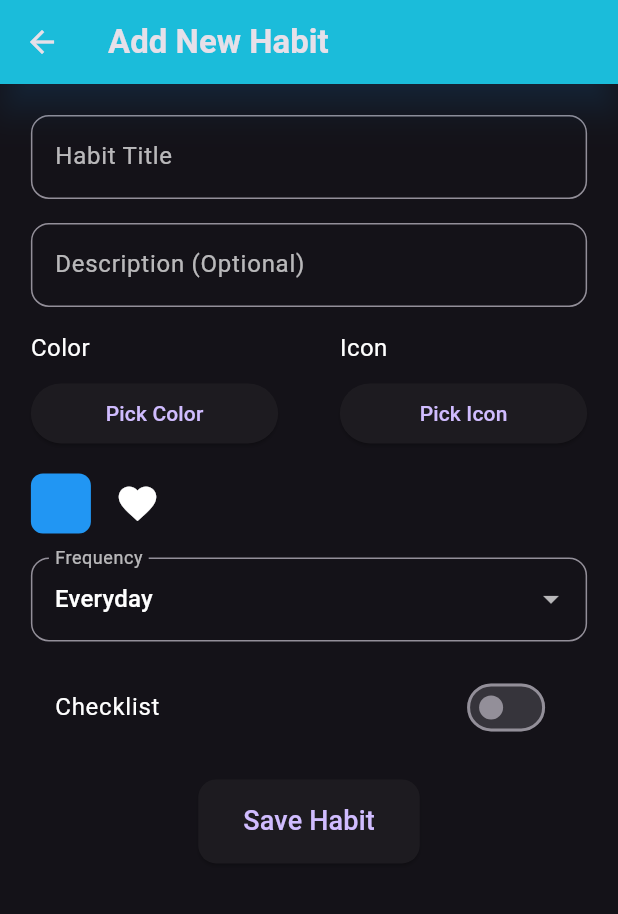
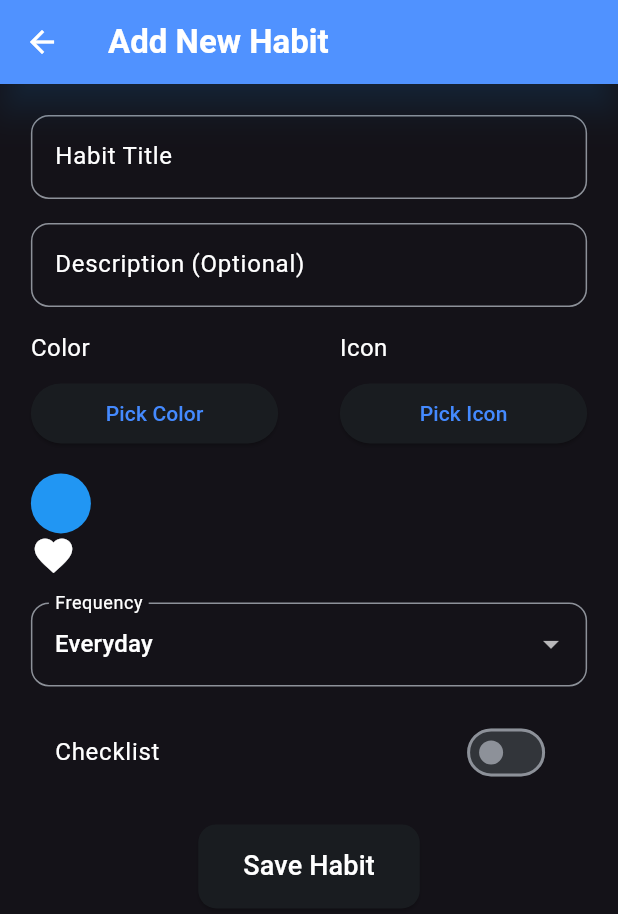
Before and after one commit to sajidbaba1/Habit-Tracker-App, a Flutter app: the screen it shows after launch, after a tap on the "add" icon, on a phone screen of 412 x 824 dp. Shown: the top 914 px of the screen. Run offline on Flutter 3.47's test engine with Material 3 defaults, Android fonts, the phone set to English and light mode, and no system bars; our stand-ins replace flutter_colorpicker, rxdart, sqflite; accounts and stored records are empty.

Commit message:
second commit

```diff
--- a/lib/database_helper.dart
+++ b/lib/database_helper.dart
@@ -1,5 +1,4 @@
 import 'package:sqflite/sqflite.dart';
-import 'package:path_provider/path_provider.dart';
 import 'package:path/path.dart';
 
 class DatabaseHelper {
@@ -10,18 +9,15 @@ class DatabaseHelper {
 
   Future<Database> get database async {
     if (_database != null) return _database!;
-    try {
     _database = await _initDB('habits.db');
     return _database!;
-    } catch (e) {
-      rethrow;
-    }
   }
 
-  Future<Database> _initDB(String fileName) async {
-    final directory = await getApplicationDocumentsDirectory();
-    final path = join(directory.path, fileName);
-    return await openDatabase(path, version: 1, onCreate: _createDB, onUpgrade: _onUpgrade);
+  Future<Database> _initDB(String filePath) async {
+    final dbPath = await getDatabasesPath();
+    final path = join(dbPath, filePath);
+
+    return await openDatabase(path, version: 1, onCreate: _createDB);
   }
 
   Future _createDB(Database db, int version) async {
@@ -33,17 +29,10 @@ class DatabaseHelper {
       color INTEGER NOT NULL,
       icon INTEGER NOT NULL,
       frequency TEXT NOT NULL,
-        streak INTEGER NOT NULL DEFAULT 0,
-        completion_log TEXT NOT NULL DEFAULT '[]',
-        checklistEnabled INTEGER NOT NULL DEFAULT 0
+      streak INTEGER NOT NULL,
+      completion_log TEXT NOT NULL
     )
     ''');
-  }
-
-  Future _onUpgrade(Database db, int oldVersion, int newVersion) async {
-    if (oldVersion < 1) {
-      await db.execute('ALTER TABLE habits ADD COLUMN checklistEnabled INTEGER NOT NULL DEFAULT 0');
-    }
   }
 
   Future<int> insertHabit(Map<String, dynamic> habit) async {
@@ -51,19 +40,24 @@ class DatabaseHelper {
     return await db.insert('habits', habit);
   }
 
+  Future<int> updateHabit(int id, Map<String, dynamic> habit) async {
+    final db = await database;
+    return await db.update('habits', habit, where: 'id = ?', whereArgs: [id]);
+  }
+
   Future<List<Map<String, dynamic>>> getHabits() async {
     final db = await database;
-    return await db.query('habits', orderBy: 'id DESC');
+    return await db.query('habits');
   }
 
-  Future<int> updateHabit(int id, Map<String, dynamic> updates) async {
+  Future<int> deleteHabit(int id) async {
     final db = await database;
-    return await db.update('habits', updates, where: 'id = ?', whereArgs: [id]);
+    return await db.delete('habits', where: 'id = ?', whereArgs: [id]);
   }
 
-  Future<Map<String, dynamic>> getHabit(int id) async {
+  Future close() async {
     final db = await database;
-    final result = await db.query('habits', where: 'id = ?', whereArgs: [id], limit: 1);
-    return result.isNotEmpty ? result.first : {};
+    _database = null;
+    await db.close();
   }
 }
--- a/lib/main.dart
+++ b/lib/main.dart
@@ -24,6 +24,31 @@ class MyApp extends StatelessWidget {
             theme: ThemeData(
               colorScheme: ColorScheme.fromSeed(
                 seedColor: Colors.blue,
+                brightness: Brightness.light,
+                primary: Colors.blueAccent,
+                onPrimary: Colors.black,
+                secondary: Colors.tealAccent,
+                onSecondary: Colors.black,
+                surface: Colors.white,
+                onSurface: Colors.black87,
+              ),
+              useMaterial3: true,
+              textTheme: const TextTheme(
+                headlineLarge: TextStyle(color: Colors.black87, fontWeight: FontWeight.bold),
+                bodyLarge: TextStyle(color: Colors.black54),
+              ),
+              elevatedButtonTheme: ElevatedButtonThemeData(
+                style: ElevatedButton.styleFrom(
+                  foregroundColor: Colors.black87,
+                  backgroundColor: Colors.blueAccent,
+                  elevation: 8,
+                  shadowColor: Colors.blue.withOpacity(0.5),
+                ),
+              ),
+            ),
+            darkTheme: ThemeData.dark(useMaterial3: true).copyWith(
+              colorScheme: ColorScheme.fromSeed(
+                seedColor: Colors.blue,
                 brightness: Brightness.dark,
                 primary: Colors.blueAccent,
                 onPrimary: Colors.white,
@@ -32,21 +57,11 @@ class MyApp extends StatelessWidget {
                 surface: Colors.grey[900],
                 onSurface: Colors.white,
               ),
-              useMaterial3: true,
               textTheme: const TextTheme(
                 headlineLarge: TextStyle(color: Colors.white, fontWeight: FontWeight.bold),
                 bodyLarge: TextStyle(color: Colors.white70),
               ),
-              elevatedButtonTheme: ElevatedButtonThemeData(
-                style: ElevatedButton.styleFrom(
-                  foregroundColor: Colors.white,
-                  backgroundColor: Colors.blueAccent,
-                  elevation: 8,
-                  shadowColor: Colors.blue.withOpacity(0.5),
-                ),
-              ),
             ),
-            darkTheme: ThemeData.dark(useMaterial3: true),
             themeMode: habitProvider.isDarkMode ? ThemeMode.dark : ThemeMode.light,
             home: const HomeScreen(),
           );
--- a/lib/screens/add_habit_screen.dart
+++ b/lib/screens/add_habit_screen.dart
@@ -2,7 +2,6 @@ import 'package:flutter/material.dart';
 import 'package:flutter_colorpicker/flutter_colorpicker.dart';
 import 'package:provider/provider.dart';
 import 'package:habit_tracker_app/providers/habit_provider.dart';
-import 'package:animations/animations.dart';
 
 class AddHabitScreen extends StatefulWidget {
   const AddHabitScreen({super.key});
@@ -19,31 +18,53 @@ class _AddHabitScreenState extends State<AddHabitScreen> {
   String _frequency = 'Everyday';
   bool _checklistEnabled = false;
   Map<String, dynamic>? _editingHabit;
+  final _formKey = GlobalKey<FormState>(); // Add form key for validation
+
+  @override
+  void initState() {
+    super.initState();
+    _titleController.addListener(() => setState(() {})); // Update state on text change
+    _descController.addListener(() => setState(() {})); // Update state on text change
+  }
 
   @override
   void didChangeDependencies() {
     super.didChangeDependencies();
     final args = ModalRoute.of(context)?.settings.arguments as Map<String, dynamic>?;
-    if (args != null) {
+    if (args != null && mounted) {
       _editingHabit = args;
       _titleController.text = args['title'] ?? '';
       _descController.text = args['description'] ?? '';
       _selectedColor = Color(args['color'] ?? Colors.blue.value);
-      _selectedIcon = IconData(args['icon'] ?? Icons.favorite.codePoint, fontFamily: 'MaterialIcons');
+      _selectedIcon = IconData(args['icon'] ?? Icons.favorite.codePoint);
       _frequency = args['frequency'] ?? 'Everyday';
-      _checklistEnabled = (args['checklistEnabled'] as int?)?.toInt() == 1; // Convert int to bool
+      _checklistEnabled = args['checklistEnabled'] ?? false;
+      setState(() {}); // Force UI update with initial values
     }
+  }
+
+  @override
+  void dispose() {
+    _titleController.dispose();
+    _descController.dispose();
+    super.dispose();
   }
 
   final List<Color> _colorOptions = [
     Colors.blue, Colors.red, Colors.green, Colors.yellow, Colors.purple,
     Colors.orange, Colors.pink, Colors.teal, Colors.indigo, Colors.brown,
+    Colors.cyan, Colors.amber, Colors.lime, Colors.deepPurple, Colors.deepOrange,
+    Colors.lightGreen, Colors.blueGrey, Colors.black, Colors.white70, Colors.grey,
   ];
 
   final List<IconData> _iconOptions = [
     Icons.favorite, Icons.book, Icons.lightbulb_outline, Icons.cake,
     Icons.run_circle, Icons.music_note, Icons.camera, Icons.star,
-    Icons.local_dining, Icons.fitness_center,
+    Icons.local_dining, Icons.fitness_center, Icons.spa, Icons.local_drink,
+    Icons.local_florist, Icons.local_library, Icons.local_movies, Icons.local_phone,
+    Icons.local_pizza, Icons.local_play, Icons.local_post_office, Icons.local_taxi,
+    Icons.lock, Icons.mail, Icons.map, Icons.menu_book, Icons.mic, Icons.movie,
+    Icons.palette, Icons.pets, Icons.phone, Icons.photo, Icons.play_arrow,
   ];
 
   void _openColorPicker() {
@@ -52,16 +73,22 @@ class _AddHabitScreenState extends State<AddHabitScreen> {
       builder: (context) => AlertDialog(
         title: const Text('Pick a Color', style: TextStyle(fontWeight: FontWeight.bold)),
         content: SingleChildScrollView(
-          child: BlockPicker(
+          child: ColorPicker(
             pickerColor: _selectedColor,
-            onColorChanged: (color) => setState(() => _selectedColor = color),
-            availableColors: _colorOptions,
+            onColorChanged: (color) {
+              setState(() => _selectedColor = color);
+            },
+            showLabel: true,
+            pickerAreaHeightPercent: 0.8,
           ),
         ),
         actions: [
           TextButton(
             child: const Text('Done', style: TextStyle(color: Colors.blueAccent)),
-            onPressed: () => Navigator.pop(context),
+            onPressed: () {
+              setState(() {}); // Ensure state is updated
+              Navigator.pop(context);
+            },
           ),
         ],
       ),
@@ -87,12 +114,6 @@ class _AddHabitScreenState extends State<AddHabitScreen> {
             )).toList(),
           ),
         ),
-        actions: [
-          TextButton(
-            child: const Text('Done', style: TextStyle(color: Colors.blueAccent)),
-            onPressed: () => Navigator.pop(context),
-          ),
-        ],
       ),
     );
   }
@@ -104,31 +125,34 @@ class _AddHabitScreenState extends State<AddHabitScreen> {
 
     return Scaffold(
       appBar: AppBar(
-        title: Text(_editingHabit != null ? 'Edit Habit' : 'Add New Habit', style: const TextStyle(fontWeight: FontWeight.bold)),
-        backgroundColor: Colors.cyan, // Changed to navy blue
+        title: Text(_editingHabit?.isNotEmpty ?? false ? 'Edit Habit' : 'Add New Habit', style: TextStyle(fontWeight: FontWeight.bold, color: Theme.of(context).colorScheme.onPrimary)),
+        backgroundColor: Theme.of(context).colorScheme.primary,
         elevation: 10,
         shadowColor: Colors.blue.withOpacity(0.3),
       ),
-      body: SingleChildScrollView(
+      body: Form(
+        key: _formKey,
+        child: SingleChildScrollView(
           padding: EdgeInsets.all(screenWidth * 0.05),
           child: Column(
             crossAxisAlignment: CrossAxisAlignment.start,
             children: [
-            TextField(
+              TextFormField(
                 controller: _titleController,
                 decoration: InputDecoration(
                   labelText: 'Habit Title',
-                labelStyle: const TextStyle(color: Colors.white70),
-                border: OutlineInputBorder(borderRadius: BorderRadius.circular(12)),
+                  labelStyle: TextStyle(color: Theme.of(context).colorScheme.onSurface),
+                  border: OutlineInputBorder(borderRadius: BorderRadius.circular(12), borderSide: BorderSide(color: Theme.of(context).colorScheme.primary)),
                 ),
+                validator: (value) => value?.isEmpty ?? true ? 'Please enter a habit title' : null,
               ),
               const SizedBox(height: 16.0),
-            TextField(
+              TextFormField(
                 controller: _descController,
                 decoration: InputDecoration(
                   labelText: 'Description (Optional)',
-                labelStyle: const TextStyle(color: Colors.white70),
-                border: OutlineInputBorder(borderRadius: BorderRadius.circular(12)),
+                  labelStyle: TextStyle(color: Theme.of(context).colorScheme.onSurface),
+                  border: OutlineInputBorder(borderRadius: BorderRadius.circular(12), borderSide: BorderSide(color: Theme.of(context).colorScheme.primary)),
                 ),
               ),
               const SizedBox(height: 16.0),
@@ -138,17 +162,13 @@ class _AddHabitScreenState extends State<AddHabitScreen> {
                   Column(
                     crossAxisAlignment: CrossAxisAlignment.start,
                     children: [
-                    const Text('Color', style: TextStyle(fontSize: 16, color: Colors.white)),
+                      Text('Color', style: TextStyle(fontSize: 16, color: Theme.of(context).colorScheme.onSurface)),
                       const SizedBox(height: 8.0),
-                    AnimatedScale(
-                      duration: const Duration(milliseconds: 200),
-                      scale: 1.0,
-                      child: SizedBox(
+                      SizedBox(
                         width: screenWidth * 0.4,
                         child: ElevatedButton(
                           onPressed: _openColorPicker,
                           child: const Text('Pick Color'),
-                        ),
                         ),
                       ),
                     ],
@@ -156,17 +176,13 @@ class _AddHabitScreenState extends State<AddHabitScreen> {
                   Column(
                     crossAxisAlignment: CrossAxisAlignment.start,
                     children: [
-                    const Text('Icon', style: TextStyle(fontSize: 16, color: Colors.white)),
+                      Text('Icon', style: TextStyle(fontSize: 16, color: Theme.of(context).colorScheme.onSurface)),
                       const SizedBox(height: 8.0),
-                    AnimatedScale(
-                      duration: const Duration(milliseconds: 200),
-                      scale: 1.0,
-                      child: SizedBox(
+                      SizedBox(
                         width: screenWidth * 0.4,
                         child: ElevatedButton(
                           onPressed: _openIconPicker,
                           child: const Text('Pick Icon'),
-                        ),
                         ),
                       ),
                     ],
@@ -174,94 +190,77 @@ class _AddHabitScreenState extends State<AddHabitScreen> {
                 ],
               ),
               const SizedBox(height: 16.0),
-            Row(
-              children: [
-                Container(
-                  width: 40,
-                  height: 40,
-                  decoration: BoxDecoration(
-                    color: _selectedColor,
-                    borderRadius: BorderRadius.circular(8),
-                  ),
-                ),
-                const SizedBox(width: 16.0),
-                Icon(_selectedIcon, size: 30, color: Colors.white),
-              ],
-            ),
+              CircleAvatar(backgroundColor: _selectedColor, radius: 20),
+              Icon(_selectedIcon, size: 30, color: Theme.of(context).colorScheme.onSurface),
               const SizedBox(height: 16.0),
               DropdownButtonFormField<String>(
                 value: _frequency,
                 items: ['Everyday', 'Specific days', 'Monthly', 'Custom']
-                  .map((value) => DropdownMenuItem(value: value, child: Text(value, style: const TextStyle(color: Colors.white))))
+                    .map((value) => DropdownMenuItem(value: value, child: Text(value, style: TextStyle(color: Theme.of(context).colorScheme.onSurface))))
                     .toList(),
                 onChanged: (newValue) => setState(() => _frequency = newValue!),
                 decoration: InputDecoration(
                   labelText: 'Frequency',
-                labelStyle: const TextStyle(color: Colors.white70),
-                border: OutlineInputBorder(borderRadius: BorderRadius.circular(12)),
+                  labelStyle: TextStyle(color: Theme.of(context).colorScheme.onSurface),
+                  border: OutlineInputBorder(borderRadius: BorderRadius.circular(12), borderSide: BorderSide(color: Theme.of(context).colorScheme.primary)),
                 ),
                 dropdownColor: Theme.of(context).colorScheme.surface,
               ),
               const SizedBox(height: 16.0),
               SwitchListTile(
-              title: const Text('Checklist', style: TextStyle(fontSize: 16, color: Colors.white)),
+                title: Text('Checklist', style: TextStyle(fontSize: 16, color: Theme.of(context).colorScheme.onSurface)),
                 value: _checklistEnabled,
                 onChanged: (value) => setState(() => _checklistEnabled = value),
                 tileColor: Theme.of(context).cardColor.withOpacity(0.1),
                 shape: RoundedRectangleBorder(borderRadius: BorderRadius.circular(12)),
               ),
               if (_checklistEnabled)
-              const Padding(
-                padding: EdgeInsets.only(left: 16.0),
-                child: Text('Add checklist items later.', style: TextStyle(fontSize: 12.0, color: Colors.grey)),
+                Padding(
+                  padding: const EdgeInsets.only(left: 16.0),
+                  child: Text('Add checklist items later.', style: TextStyle(fontSize: 12.0, color: Theme.of(context).colorScheme.onSurface.withOpacity(0.6))),
                 ),
               const SizedBox(height: 20.0),
               Center(
-              child: AnimatedScale(
-                duration: const Duration(milliseconds: 200),
-                scale: 1.0,
                 child: ElevatedButton(
                   onPressed: () async {
-                    if (_titleController.text.isEmpty) {
-                      ScaffoldMessenger.of(context).showSnackBar(
-                        const SnackBar(content: Text('Please enter a habit title')),
-                      );
-                      return;
-                    }
+                    if (_formKey.currentState?.validate() ?? false) {
                       final habit = {
                         'title': _titleController.text,
                         'description': _descController.text,
                         'color': _selectedColor.value,
                         'icon': _selectedIcon.codePoint,
                         'frequency': _frequency,
-                      'streak': 0,
-                      'completion_log': '[]',
-                      'checklistEnabled': _checklistEnabled,
+                        'streak': _editingHabit?['streak'] ?? 0,
+                        'completion_log': _editingHabit?['completion_log'] ?? '[]',
                       };
                       try {
-                      if (_editingHabit != null) {
+                        if (_editingHabit?.isNotEmpty ?? false) {
                           await habitProvider.editHabit(_editingHabit!['id'] as int, habit);
                         } else {
                           await habitProvider.addHabit(habit);
                         }
-                      Navigator.pop(context);
+                        Navigator.pop(context, habit);
+                        if (_editingHabit?.isNotEmpty ?? false) {
+                          habitProvider.loadHabits(); // Refresh UI after edit
+                        }
                       } catch (e) {
                         ScaffoldMessenger.of(context).showSnackBar(
-                        SnackBar(content: Text('Error: $e')),
+                          SnackBar(content: Text('Failed to save habit: $e', style: TextStyle(color: Theme.of(context).colorScheme.onSurface))),
                         );
+                      }
                     }
                   },
                   style: ElevatedButton.styleFrom(
                     padding: const EdgeInsets.symmetric(horizontal: 30, vertical: 15),
                     shape: RoundedRectangleBorder(borderRadius: BorderRadius.circular(12)),
                   ),
-                  child: Text(_editingHabit != null ? 'Update Habit' : 'Save Habit', style: const TextStyle(fontSize: 18)),
-                ),
+                  child: Text(_editingHabit?.isNotEmpty ?? false ? 'Update Habit' : 'Save Habit', style: TextStyle(fontSize: 18, color: Theme.of(context).colorScheme.onPrimary)),
                 ),
               ),
             ],
           ),
         ),
+      ),
     );
   }
 }
--- a/lib/screens/home_screen.dart
+++ b/lib/screens/home_screen.dart
@@ -1,12 +1,10 @@
 import 'package:flutter/material.dart';
 import 'package:provider/provider.dart';
-import 'package:animated_text_kit/animated_text_kit.dart';
-import 'package:intl/intl.dart';
+import 'package:habit_tracker_app/providers/habit_provider.dart';
 import 'package:habit_tracker_app/screens/add_habit_screen.dart';
 import 'package:habit_tracker_app/screens/settings_screen.dart';
-import 'package:habit_tracker_app/providers/habit_provider.dart';
 import 'package:habit_tracker_app/widgets/habit_card.dart';
-import 'package:animations/animations.dart'; // For page transitions
+import 'package:intl/intl.dart';
 
 class HomeScreen extends StatelessWidget {
   const HomeScreen({super.key});
@@ -14,86 +12,68 @@ class HomeScreen extends StatelessWidget {
   @override
   Widget build(BuildContext context) {
     final habitProvider = Provider.of<HabitProvider>(context);
-    final screenWidth = MediaQuery.of(context).size.width;
+    final now = DateTime.now();
+    final greeting = now.hour < 12 ? 'Good Morning' : now.hour < 17 ? 'Good Afternoon' : 'Good Evening';
+    final formattedDate = DateFormat('MMMM dd, yyyy').format(now);
 
     return Scaffold(
       appBar: AppBar(
-        title: AnimatedTextKit(
-          animatedTexts: [
-            TypewriterAnimatedText(
-              _getGreeting(),
-              textStyle: const TextStyle(fontSize: 24, fontWeight: FontWeight.bold),
-              speed: const Duration(milliseconds: 100),
+        title: const Text('Habit Tracker', style: TextStyle(fontWeight: FontWeight.bold)),
+        backgroundColor: Theme.of(context).colorScheme.primary,
+        elevation: 10,
+        shadowColor: Colors.blue.withOpacity(0.3),
+        actions: [
+          IconButton(
+            icon: const Icon(Icons.settings),
+            onPressed: () => Navigator.push(context, MaterialPageRoute(builder: (_) => const SettingsScreen())),
+            color: Colors.white,
           ),
         ],
-          totalRepeatCount: 1,
       ),
-        actions: [
-          IconButton(
-            icon: const Icon(Icons.settings, size: 30),
-            onPressed: () {
-              Navigator.push(context, MaterialPageRoute(builder: (_) => const SettingsScreen()));
-            },
-          ),
-        ],
-        backgroundColor: const Color(0xFF000080), // Navy blue
-        elevation: 10,
-        shadowColor: Colors.blue.withOpacity(0.3),
-      ),
-      body: SafeArea(
-        child: Column(
+      body: Column(
         children: [
           Padding(
             padding: const EdgeInsets.all(16.0),
-              child: Text(
-                DateFormat('d MMMM yyyy').format(DateTime.now()),
-                style: const TextStyle(fontSize: 18, color: Colors.white70),
+            child: Column(
+              crossAxisAlignment: CrossAxisAlignment.start,
+              children: [
+                Text('$greeting!', style: TextStyle(fontSize: 24, fontWeight: FontWeight.bold, color: Theme.of(context).colorScheme.onSurface)),
+                Text(formattedDate, style: TextStyle(fontSize: 16, color: Theme.of(context).colorScheme.onSurface.withOpacity(0.7))),
+              ],
             ),
           ),
           Expanded(
             child: StreamBuilder<bool>(
               stream: habitProvider.loading,
+              initialData: false,
               builder: (context, snapshot) {
-                  if (snapshot.connectionState == ConnectionState.waiting || snapshot.data == true) {
-                    return const Center(child: CircularProgressIndicator(color: Colors.white));
+                if (snapshot.data ?? false) {
+                  return const Center(child: CircularProgressIndicator());
                 }
-                  if (habitProvider.habits.isEmpty) {
-                    return const Center(child: Text('No habits yet. Add a new one!', style: TextStyle(fontSize: 18, color: Colors.white70)));
+                final habits = habitProvider.habits;
+                if (habits.isEmpty) {
+                  return const Center(child: Text('No habits yet! Add one to get started.', style: TextStyle(color: Colors.white70)));
                 }
-                  return RefreshIndicator(
-                    onRefresh: () => habitProvider.loadHabits(),
-                    child: ListView.builder(
-                      padding: EdgeInsets.symmetric(horizontal: screenWidth * 0.05, vertical: 8.0),
-                      itemCount: habitProvider.habits.length,
-                      itemBuilder: (context, index) => AnimatedBuilder(
-                        animation: Listenable.merge([habitProvider]), // Correct animation reference
-                        builder: (context, child) => HabitCard(index: index),
-                      ),
-                    ),
+                return ListView.builder(
+                  padding: const EdgeInsets.all(8.0),
+                  itemCount: habits.length,
+                  itemBuilder: (context, index) => HabitCard(index: index),
                 );
               },
             ),
           ),
         ],
       ),
+      floatingActionButton: FloatingActionButton(
+        onPressed: () async {
+          final newHabit = await Navigator.push(context, MaterialPageRoute(builder: (_) => const AddHabitScreen()));
+          if (newHabit != null && !habitProvider.habits.any((h) => h['title'] == newHabit['title'])) {
+            await habitProvider.addHabit(newHabit);
+          }
+        },
+        child: const Icon(Icons.add, color: Colors.white),
+        backgroundColor: Colors.black,
       ),
-      floatingActionButton: FloatingActionButton(
-        onPressed: () {
-          Navigator.push(context, MaterialPageRoute(builder: (_) => const AddHabitScreen()));
-        },
-        child: const Icon(Icons.add, size: 30),
-        backgroundColor: Theme.of(context).colorScheme.secondary,
-        elevation: 10,
-        shape: const CircleBorder(),
-      ),
-      floatingActionButtonLocation: FloatingActionButtonLocation.centerFloat,
     );
   }
-
-  String _getGreeting() {
-    final hour = DateTime.now().hour;
-    if (hour < 12) return 'Good Morning';
-    if (hour < 17) return 'Good Afternoon';
-    return 'Good Evening';
 }
-}
```
Also changed, not shown: lib/providers/habit_provider.dart (+45 -94 lines), lib/screens/settings_screen.dart (+7 -3 lines), lib/widgets/habit_card.dart (+93 -16 lines), pubspec.yaml (+11 -3 lines). Lines whose indentation alone changed are shown as unchanged.
